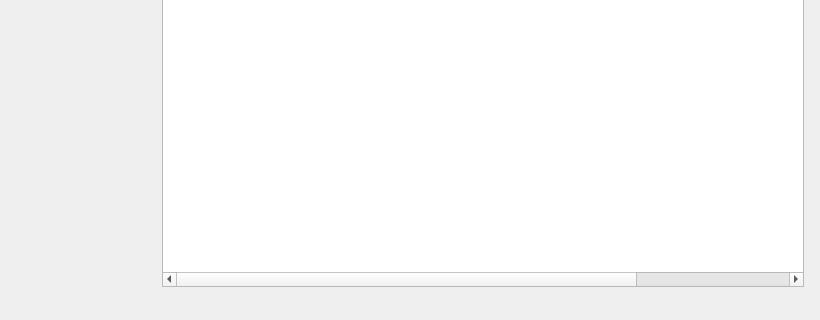
Above: game.ui from kevinbencs/Sakk before the change; both pictures show x 0 to 820 and y 409 to 729 of the 820 by 729 pixel window. Below: the same form after it.
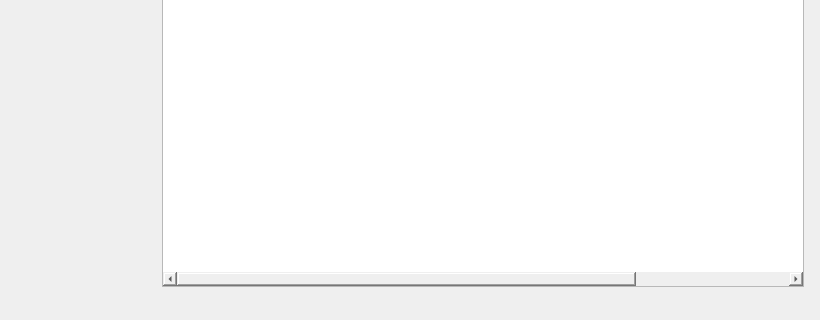
That is the form after the change.

```diff
--- a/game.ui
+++ b/game.ui
@@ -14,7 +14,7 @@
    <string>sakk</string>
   </property>
   <property name="styleSheet">
-   <string notr="true"/>
+   <string notr="true">border-color: rgb(0, 0, 0)</string>
   </property>
   <layout class="QHBoxLayout" name="horizontalLayout_2">
    <item>
@@ -123,6 +123,9 @@
        </item>
        <item>
         <widget class="QTableWidget" name="tableWidget">
+         <property name="enabled">
+          <bool>true</bool>
+         </property>
          <property name="minimumSize">
           <size>
            <width>642</width>
```
Left out of the diff: 2 changed lines with no effect on the pictures.
